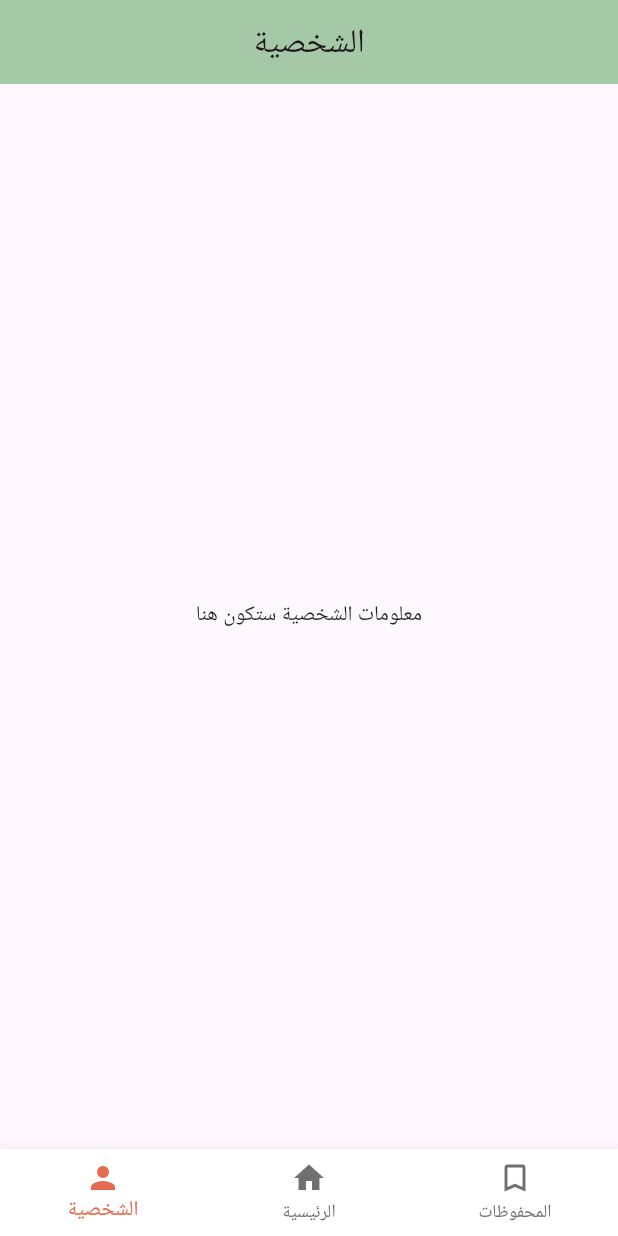
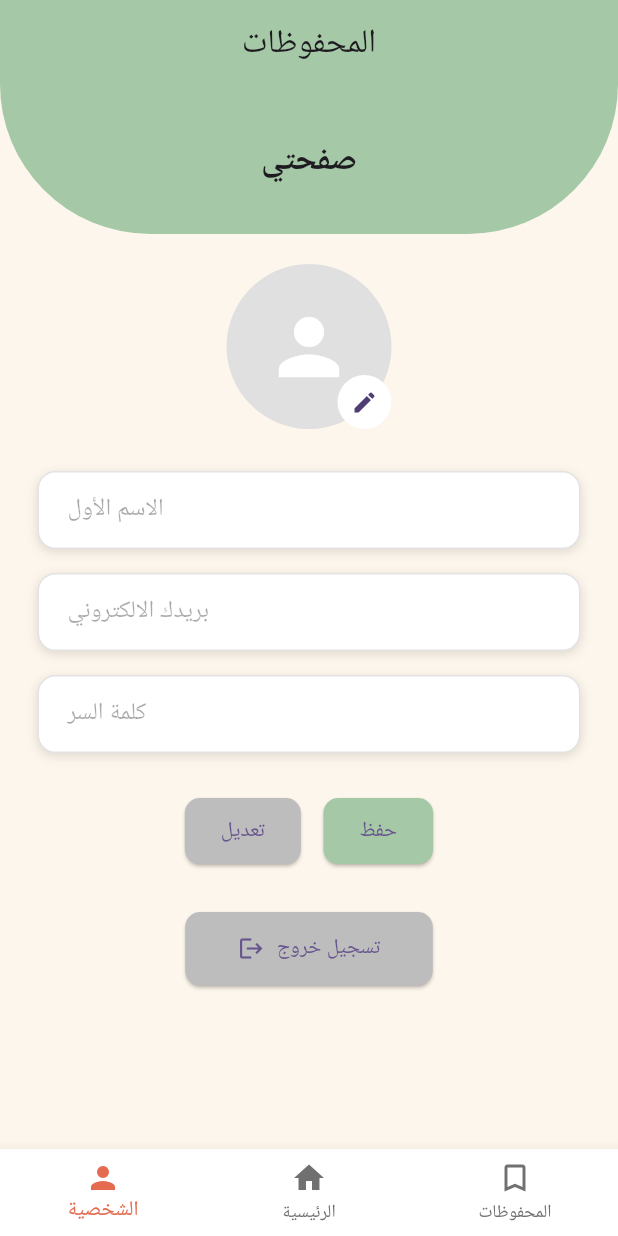
Before and after one commit to SuzanAqraa/Matbakhna_App, a Flutter app: the ProfileScreen screen opened directly, on a phone screen of 412 x 824 dp. Run offline on Flutter 3.47's test engine with Material 3 defaults, Android fonts, the phone set to English and light mode, and no system bars; network calls fail.

Commit message:
add profile screen

```diff
--- a/lib/features/auth/screens/profile_screen.dart
+++ b/lib/features/auth/screens/profile_screen.dart
@@ -1,32 +1,211 @@
 import 'package:flutter/material.dart';
 import 'package:matbakhna_mobile/core/widgets/custom_widgets.dart';
 
-class ProfileScreen extends StatelessWidget {
+class ProfileScreen extends StatefulWidget {
   const ProfileScreen({Key? key}) : super(key: key);
+
+  @override
+  State<ProfileScreen> createState() => _ProfileScreenState();
+}
+
+class _ProfileScreenState extends State<ProfileScreen> {
+  final _formKey = GlobalKey<FormState>();
+  final TextEditingController nameController = TextEditingController();
+  final TextEditingController emailController = TextEditingController();
+  final TextEditingController passwordController = TextEditingController();
+
+  bool isEditing = false;
+  bool hasImage = false;
 
   @override
   Widget build(BuildContext context) {
     return Scaffold(
+      backgroundColor: const Color(0xFFFDF6EC),
       appBar: AppBar(
         backgroundColor: const Color(0xFFA5C8A6),
-        title: const Text('الشخصية'),
+        title: const Text('المحفوظات'),
         centerTitle: true,
-        automaticallyImplyLeading: false,  // إزالة زر الرجوع
+        automaticallyImplyLeading: false,
       ),
-      body: Center(
-        child: Text('معلومات الشخصية ستكون هنا'),
+      body: SingleChildScrollView(
+        child: Column(
+          children: [
+            _buildHeader(),
+            const SizedBox(height: 20),
+            Stack(
+              alignment: Alignment.bottomRight,
+              children: [
+                CircleAvatar(
+                  radius: 55,
+                  backgroundColor: Colors.grey[300],
+                  backgroundImage:
+                  hasImage ? const AssetImage('assets/images/profile.png') : null,
+                  child: hasImage
+                      ? null
+                      : const Icon(Icons.person, size: 60, color: Colors.white),
+                ),
+                CircleAvatar(
+                  backgroundColor: Colors.white,
+                  radius: 18,
+                  child: IconButton(
+                    padding: EdgeInsets.zero,
+                    icon: const Icon(Icons.edit, size: 18),
+                    onPressed: () {
+                      setState(() {
+                        hasImage = !hasImage;
+                      });
+                    },
+                  ),
+                ),
+              ],
+            ),
+            const SizedBox(height: 20),
+            Padding(
+              padding: const EdgeInsets.symmetric(horizontal: 25),
+              child: Form(
+                key: _formKey,
+                child: Column(
+                  children: [
+                    _buildFormField(
+                      controller: nameController,
+                      label: 'الاسم الأول',
+                      enabled: isEditing,
+                    ),
+                    _buildFormField(
+                      controller: emailController,
+                      label: 'بريدك الالكتروني',
+                      enabled: isEditing,
+                      keyboardType: TextInputType.emailAddress,
+                    ),
+                    _buildFormField(
+                      controller: passwordController,
+                      label: 'كلمة السر',
+                      enabled: isEditing,
+                      obscureText: true,
+                    ),
+                    const SizedBox(height: 20),
+                    Row(
+                      mainAxisAlignment: MainAxisAlignment.center,
+                      children: [
+                        _buildActionButton('تعديل', Colors.grey[400]!, () {
+                          setState(() {
+                            isEditing = !isEditing;
+                          });
+                        }),
+                        const SizedBox(width: 15),
+                        _buildActionButton('حفظ', const Color(0xFFA5C8A6), () {
+                          if (_formKey.currentState!.validate()) {
+                          }
+                        }),
+                      ],
+                    ),
+                    const SizedBox(height: 30),
+                    _buildLogoutButton(),
+                    const SizedBox(height: 30),
+                  ],
+                ),
+              ),
+            ),
+          ],
+        ),
       ),
-      bottomNavigationBar: BottomNavbar(  // استدعاء الـ BottomNavbar هنا
-        currentIndex: 0,  // تحديد أي أيقونة نشطة (في هذه الحالة "الشخصية")
+      bottomNavigationBar: BottomNavbar(
+        currentIndex: 0,
         onTap: (index) {
-          // هنا تضع منطق التنقل بين الصفحات
           if (index == 2) {
-            Navigator.pushNamed(context, '/favorites');  // تغيير المسار حسب احتياجك
+            Navigator.pushNamed(context, '/favorites');
           } else if (index == 1) {
-            Navigator.pushNamed(context, '/home');  // تغيير المسار حسب احتياجك
+            Navigator.pushNamed(context, '/home');
           }
         },
       ),
     );
   }
+
+  Widget _buildHeader() {
+    return Stack(
+      alignment: Alignment.center,
+      children: [
+        Container(
+          height: 100,
+          decoration: const BoxDecoration(
+            color: Color(0xFFA5C8A6),
+            borderRadius: BorderRadius.only(
+              bottomLeft: Radius.circular(100),
+              bottomRight: Radius.circular(100),
+            ),
+          ),
+        ),
+        const Positioned(
+          top: 35,
+          child: Text(
+            'صفحتي',
+            style: TextStyle(fontSize: 22, fontWeight: FontWeight.bold),
+          ),
+        ),
+      ],
+    );
+  }
+
+  Widget _buildFormField({
+    required TextEditingController controller,
+    required String label,
+    bool enabled = true,
+    bool obscureText = false,
+    TextInputType keyboardType = TextInputType.text,
+  }) {
+    return Container(
+      margin: const EdgeInsets.symmetric(vertical: 8),
+      decoration: BoxDecoration(
+        color: Colors.white,
+        borderRadius: BorderRadius.circular(12),
+        boxShadow: const [
+          BoxShadow(color: Colors.black12, blurRadius: 5, offset: Offset(0, 2)),
+        ],
+      ),
+      child: TextFormField(
+        controller: controller,
+        enabled: enabled,
+        obscureText: obscureText,
+        keyboardType: keyboardType,
+        decoration: InputDecoration(
+          labelText: label,
+          contentPadding: const EdgeInsets.symmetric(horizontal: 16, vertical: 14),
+          border: OutlineInputBorder(borderRadius: BorderRadius.circular(12)),
+        ),
+        validator: (value) {
+          if (value == null || value.isEmpty) {
+            return 'هذا الحقل مطلوب';
+          }
+          return null;
+        },
+      ),
+    );
+  }
+
+  Widget _buildActionButton(String text, Color color, VoidCallback onPressed) {
+    return ElevatedButton(
+      onPressed: onPressed,
+      style: ElevatedButton.styleFrom(
+        backgroundColor: color,
+        padding: const EdgeInsets.symmetric(horizontal: 24, vertical: 12),
+        shape: RoundedRectangleBorder(borderRadius: BorderRadius.circular(10)),
+      ),
+      child: Text(text),
+    );
+  }
+
+  Widget _buildLogoutButton() {
+    return ElevatedButton.icon(
+      onPressed: () {
+      },
+      icon: const Icon(Icons.logout),
+      label: const Text('تسجيل خروج'),
+      style: ElevatedButton.styleFrom(
+        backgroundColor: Colors.grey[400],
+        padding: const EdgeInsets.symmetric(horizontal: 35, vertical: 14),
+        shape: RoundedRectangleBorder(borderRadius: BorderRadius.circular(10)),
+      ),
+    );
+  }
 }
```
